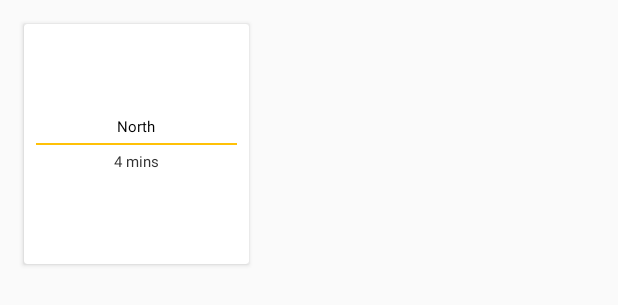
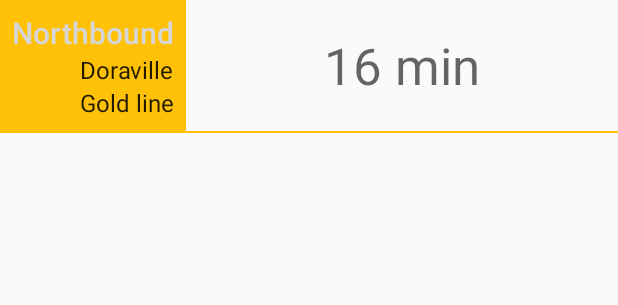
Before and after one commit to sh0vel/TrainTimes, an Android app: the layout item_train_times.xml on its own in the app's theme, with its tools: preview values and no code run, on a phone screen of 412 x 824 dp. Shown: the top 305 px of the screen. Run offline under Robolectric (Android 15) with nearby library versions, the phone set to English and light mode, and no system bars.

Commit message:
worked on layouts

```diff
--- a/app/build.gradle
+++ b/app/build.gradle
@@ -29,4 +29,5 @@ dependencies {
     compile 'com.android.support:cardview-v7:23.4.0'
     compile 'com.android.support:recyclerview-v7:23.4.0'
     compile 'com.androidhuman:support-material:0.1.2@aar'
+    compile 'com.android.support:gridlayout-v7:23.4.0'
 }
--- a/app/src/main/java/com/app/shovonh/traintimes/Data/DBHelper.java
+++ b/app/src/main/java/com/app/shovonh/traintimes/Data/DBHelper.java
@@ -73,7 +73,6 @@ public class DBHelper extends SQLiteOpenHelper {
         Cursor cursor = db.rawQuery("SELECT " + StationEntry.COLUMN_STATION_NAME +
                 " FROM " + StationEntry.TABLE_NAME + " WHERE _id =?", new String[]{String.valueOf(id)});
         cursor.moveToNext();
-        Log.v(LOG_TAG, cursor.getString(cursor.getColumnIndex(StationEntry.COLUMN_STATION_NAME)));
         return cursor.getString(cursor.getColumnIndex(StationEntry.COLUMN_STATION_NAME));
 
     }
@@ -88,6 +87,5 @@ public class DBHelper extends SQLiteOpenHelper {
         SQLiteDatabase db = this.getWritableDatabase();
         db.execSQL("DELETE FROM " + StationEntry.TABLE_NAME);
         db.close();
-        Log.v(LOG_TAG, "" + getAllStations().size());
     }
 }
--- a/app/src/main/res/drawable/ic_map_black_24dp.xml
+++ b/app/src/main/res/drawable/ic_map_white_24dp.xml
@@ -4,6 +4,6 @@
         android:viewportWidth="24.0"
         android:viewportHeight="24.0">
     <path
-        android:fillColor="#FF000000"
+        android:fillColor="#FFFFFFFF"
         android:pathData="M20.5,3l-0.16,0.03L15,5.1 9,3 3.36,4.9c-0.21,0.07 -0.36,0.25 -0.36,0.48V20.5c0,0.28 0.22,0.5 0.5,0.5l0.16,-0.03L9,18.9l6,2.1 5.64,-1.9c0.21,-0.07 0.36,-0.25 0.36,-0.48V3.5c0,-0.28 -0.22,-0.5 -0.5,-0.5zM15,19l-6,-2.11V5l6,2.11V19z"/>
 </vector>
--- a/app/src/main/res/layout/item_train_times.xml
+++ b/app/src/main/res/layout/item_train_times.xml
@@ -1,48 +1,67 @@
 <?xml version="1.0" encoding="utf-8"?>
-<android.support.v7.widget.CardView xmlns:android="http://schemas.android.com/apk/res/android"
-    android:id="@+id/card"
-    android:layout_width="150dp"
-    android:layout_height="160dp"
-    android:layout_marginLeft="@dimen/activity_horizontal_margin"
-    android:layout_marginRight="@dimen/activity_vertical_margin"
-    android:layout_marginTop="@dimen/activity_vertical_margin"
-    android:elevation="@dimen/cardview_default_elevation">
+<LinearLayout xmlns:android="http://schemas.android.com/apk/res/android"
+    xmlns:app="http://schemas.android.com/apk/res-auto"
+    xmlns:tools="http://schemas.android.com/tools"
+    android:layout_width="match_parent"
+    android:layout_height="wrap_content"
+    android:orientation="vertical">
+
 
     <LinearLayout
+        android:layout_width="match_parent"
+        android:layout_height="match_parent"
+        android:orientation="horizontal">
+
+        <LinearLayout
+            android:id="@+id/train_color_bg"
+            android:layout_width="wrap_content"
+            android:layout_height="match_parent"
+            android:background="@color/goldLine"
+            android:orientation="vertical"
+            android:padding="8dp">
+
+            <TextView
+                android:id="@+id/train_direction"
                 android:layout_width="wrap_content"
                 android:layout_height="wrap_content"
-        android:layout_gravity="center"
-        android:layout_marginBottom="@dimen/activity_vertical_margin"
-        android:layout_marginTop="@dimen/activity_vertical_margin"
-        android:orientation="vertical">
+                android:layout_gravity="right"
+                android:text="Northbound"
+                android:textAppearance="@style/TextAppearance.AppCompat.Title"
+                android:textColor="@color/mtrl_white" />
 
             <TextView
-            android:id="@+id/direction"
-            android:layout_width="match_parent"
+                android:id="@+id/train_final_stop"
+                android:layout_width="wrap_content"
                 android:layout_height="wrap_content"
-            android:gravity="center_horizontal"
-            android:text="North"
-            android:textAppearance="@style/MaterialTextAppearance.Headline" />
+                android:layout_gravity="right"
+                android:text="Doraville"
+                android:textAppearance="@style/TextAppearance.AppCompat.Subhead" />
 
+            <TextView
+                android:id="@+id/train_line_color"
+                android:layout_width="wrap_content"
+                android:layout_height="wrap_content"
+                android:layout_gravity="right"
+                android:text="Gold line"
+                android:textAppearance="@style/TextAppearance.AppCompat.Subhead" />
+
+
+        </LinearLayout>
+
+        <TextView
+            android:id="@+id/train_time_remaining"
+            android:layout_width="wrap_content"
+            android:layout_height="match_parent"
+            android:layout_weight="1"
+            android:gravity="center"
+            android:text="16 min"
+            android:textAppearance="@style/TextAppearance.AppCompat.Display1" />
+
+    </LinearLayout>
     <View
-            android:id="@+id/line_color"
         android:layout_width="match_parent"
         android:layout_height="1dp"
-            android:layout_marginBottom="@dimen/divider_space"
-            android:layout_marginLeft="@dimen/mtrl_keyline_extra"
-            android:layout_marginRight="@dimen/mtrl_keyline_extra"
-            android:layout_marginTop="@dimen/divider_space"
         android:background="@color/goldLine" />
 
-        <TextView
-            android:id="@+id/time_arrival"
-            android:layout_width="match_parent"
-            android:layout_height="wrap_content"
-            android:gravity="center_horizontal"
-            android:text="4 mins"
-            android:textAppearance="@style/MaterialTextAppearance.Subhead"
-            android:textColor="@android:color/secondary_text_light" />
+
 </LinearLayout>
-
-
-</android.support.v7.widget.CardView>
--- a/app/src/main/res/values/colors.xml
+++ b/app/src/main/res/values/colors.xml
@@ -8,4 +8,7 @@
     <color name="redLine">#C62828</color>
     <color name="greenLine">#4CAF50</color>
     <color name="blueLine">#2196F3</color>
+
+    <color name="detail_accent_label">#90A4AE</color>
+    <color name="detail_accent_pane_background">#455A64</color>
 </resources>
```
Also changed, not shown: app/src/main/java/com/app/shovonh/traintimes/TopTrainsActivity.java (+20 -0 lines), app/src/main/java/com/app/shovonh/traintimes/TopTrainsFragment.java (+28 -4 lines), app/src/main/res/drawable/ic_navigation_white_24dp.xml (added, +9 -0 lines), app/src/main/res/layout/fragment_top_trains.xml (+22 -6 lines), app/src/main/res/menu/menu_top_trains.xml (+14 -2 lines). Lines whose indentation alone changed are shown as unchanged.
